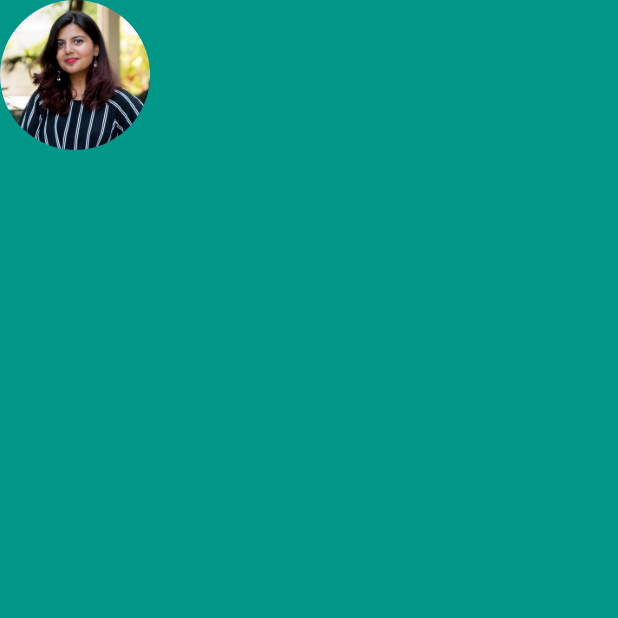
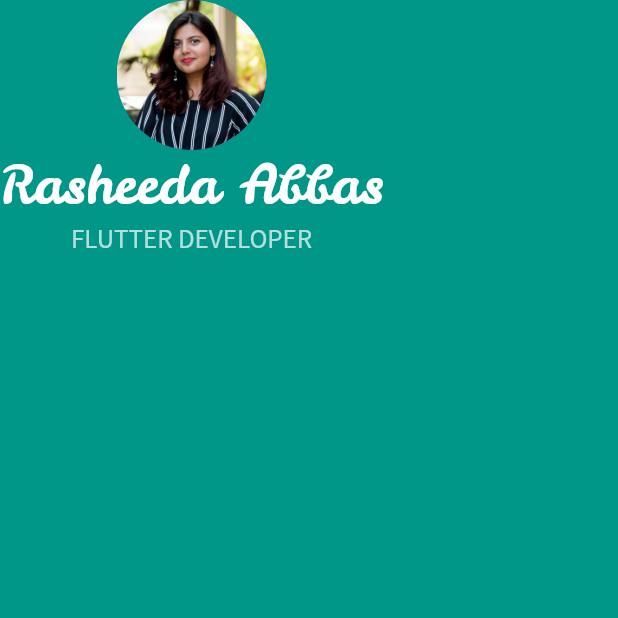
Before and after one commit to rasheeda5/App-MiCard, a Flutter app: the screen it shows after launch, on a phone screen of 412 x 824 dp, the top half of it. Run offline on Flutter 3.47's test engine with Material 2 defaults, Android fonts, the phone set to English and light mode, and no system bars.

Commit message:
added name and position

```diff
--- a/lib/main.dart
+++ b/lib/main.dart
@@ -16,8 +16,23 @@ class MyApp extends StatelessWidget {
             children: <Widget>[
               CircleAvatar(
                 radius: 50.0,
-                //backgroundColor: Colors.black,
                 backgroundImage: AssetImage('images/profilepic.png'),
+              ),
+              Text(
+                'Rasheeda Abbas',
+                style: TextStyle(
+                  fontSize: 35.0,
+                  color: Colors.white,
+                  //fontWeight: FontWeight.bold,
+                  fontFamily: 'LeckerliOne',
+                ),
+              ),
+              Text(
+                'FLUTTER DEVELOPER',
+                style: TextStyle(
+                    fontSize: 18.0,
+                    color: Colors.white70,
+                    fontFamily: 'SourceSans'),
               ),
             ],
           ),
```
Also changed, not shown: pubspec.yaml (+8 -1 lines), fonts/LeckerliOne-Regular.ttf (added), fonts/SourceSansPro-Regular.ttf (added).
